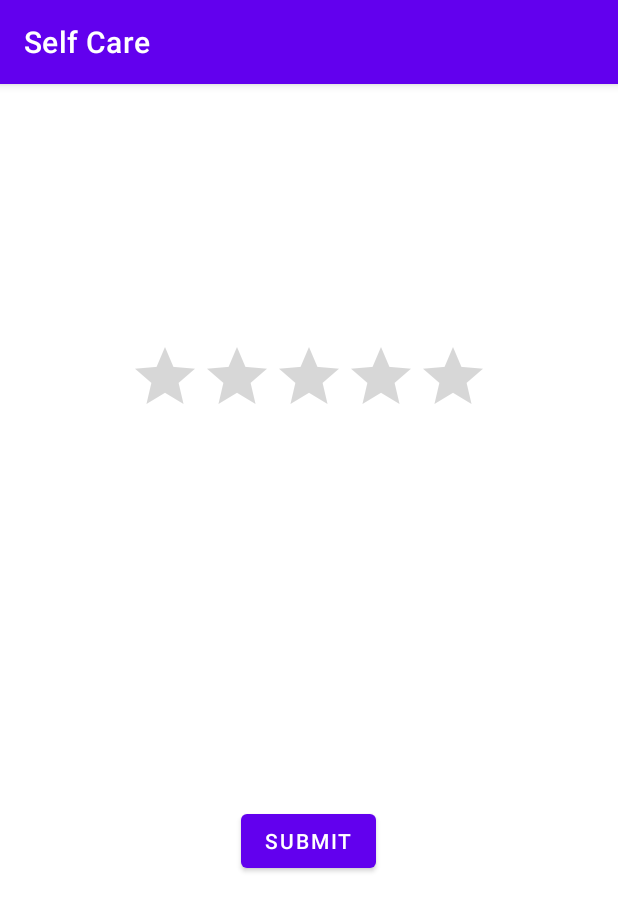
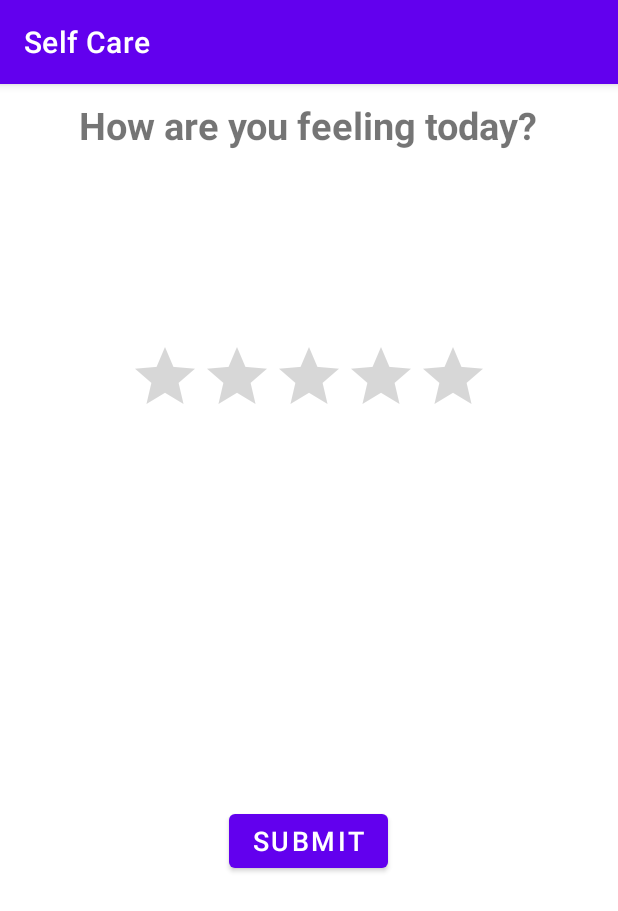
Before and after one commit to codpathin/selfcare-app, an Android app: the MoodActivity screen opened directly, with no data from a screen before it, on a phone screen of 412 x 824 dp. Shown: the top 911 px of the screen. Run offline under Robolectric (Android 15) with nearby library versions, the phone set to English and light mode, and no system bars.

Commit message:
updated mood layout

```diff
--- a/app/src/main/res/layout/activity_mood.xml
+++ b/app/src/main/res/layout/activity_mood.xml
@@ -20,5 +20,16 @@
         android:layout_alignParentBottom="true"
         android:layout_centerHorizontal="true"
         android:layout_marginBottom="239dp"
-        android:text="submit" />
+        android:text="submit"
+        android:textSize="18sp" />
+
+    <TextView
+        android:id="@+id/tvMood"
+        android:layout_width="wrap_content"
+        android:layout_height="wrap_content"
+        android:layout_centerHorizontal="true"
+        android:layout_marginTop="10dp"
+        android:text="How are you feeling today?"
+        android:textSize="25sp"
+        android:textStyle="bold" />
 </RelativeLayout>
```
